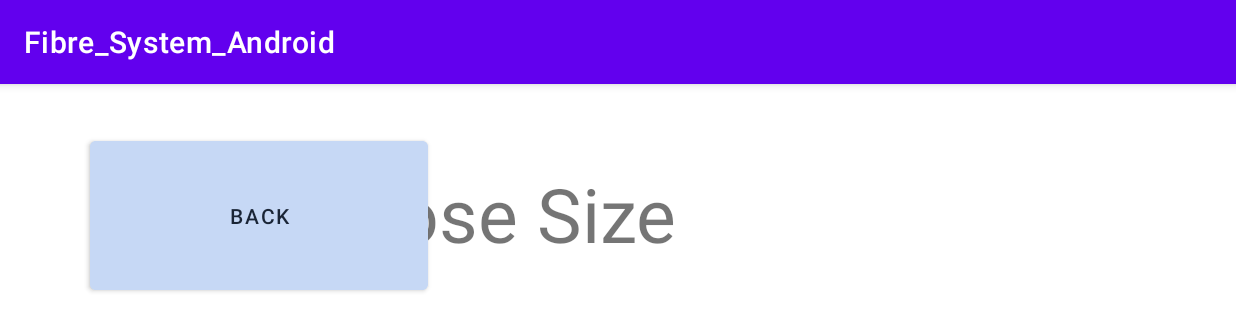
After one commit to dobetterthany/Fibre_System_Android, an Android app: the Choose_Size_Page screen opened directly, with no data from a screen before it, on a phone screen of 824 x 412 dp (held sideways). The commit adds this screen. Shown: the top 331 px of the screen. Run offline under Robolectric (Android 15) with nearby library versions, the phone set to English and light mode, and no system bars.

Commit message:
choose size page created

```diff
--- a/app/src/main/AndroidManifest.xml
+++ b/app/src/main/AndroidManifest.xml
@@ -12,6 +12,14 @@
         android:supportsRtl="true"
         android:theme="@style/Theme.Fibre_System_Android"
         tools:targetApi="31">
+        <activity
+            android:name=".Choose_Size_Page"
+            android:exported="false"
+            android:screenOrientation="landscape">
+            <meta-data
+                android:name="android.app.lib_name"
+                android:value="" />
+        </activity>
         <activity
             android:name=".Choose_Shape_Page"
             android:exported="false"
--- a/app/src/main/java/com/example/fibre_system_android/Choose_Shape_Page.java
+++ b/app/src/main/java/com/example/fibre_system_android/Choose_Shape_Page.java
@@ -2,7 +2,9 @@ package com.example.fibre_system_android;
 
 import androidx.appcompat.app.AppCompatActivity;
 
+import android.content.Intent;
 import android.os.Bundle;
+import android.view.View;
 
 public class Choose_Shape_Page extends AppCompatActivity {
 
@@ -11,4 +13,10 @@ public class Choose_Shape_Page extends AppCompatActivity {
         super.onCreate(savedInstanceState);
         setContentView(R.layout.activity_choose_shape_page);
     }
+
+    public void goChooseSizePage(View v) {
+        //launch a new activity
+        Intent i = new Intent(this, Choose_Size_Page.class);
+        startActivity(i);
+    }
 }
--- /dev/null
+++ b/app/src/main/java/com/example/fibre_system_android/Choose_Size_Page.java
@@ -0,0 +1,14 @@
+package com.example.fibre_system_android;
+
+import androidx.appcompat.app.AppCompatActivity;
+
+import android.os.Bundle;
+
+public class Choose_Size_Page extends AppCompatActivity {
+
+    @Override
+    protected void onCreate(Bundle savedInstanceState) {
+        super.onCreate(savedInstanceState);
+        setContentView(R.layout.activity_choose_size_page);
+    }
+}
--- a/app/src/main/res/layout/activity_choose_shape_page.xml
+++ b/app/src/main/res/layout/activity_choose_shape_page.xml
@@ -42,6 +42,7 @@
         android:layout_marginBottom="41dp"
         android:backgroundTint="#c6d8f5"
         android:gravity="center"
+        android:onClick="goChooseSizePage"
         android:text="Alcove"
         android:textColor="#1a2536"
         app:layout_constraintBottom_toTopOf="@+id/button16"
@@ -57,6 +58,7 @@
         android:layout_marginBottom="38dp"
         android:backgroundTint="#c6d8f5"
         android:gravity="center"
+        android:onClick="goChooseSizePage"
         android:text="Square"
         android:textColor="#1a2536"
         app:layout_constraintBottom_toTopOf="@+id/button16"
@@ -72,6 +74,7 @@
         android:layout_marginBottom="41dp"
         android:backgroundTint="#c6d8f5"
         android:gravity="center"
+        android:onClick="goChooseSizePage"
         android:text="Round"
         android:textColor="#1a2536"
         app:layout_constraintBottom_toTopOf="@+id/button17"
@@ -88,6 +91,7 @@
         android:layout_marginBottom="41dp"
         android:backgroundTint="#c6d8f5"
         android:gravity="center"
+        android:onClick="goChooseSizePage"
         android:text="Angle"
         android:textColor="#1a2536"
         app:layout_constraintBottom_toTopOf="@+id/button17"
--- /dev/null
+++ b/app/src/main/res/layout/activity_choose_size_page.xml
@@ -0,0 +1,35 @@
+<?xml version="1.0" encoding="utf-8"?>
+<androidx.constraintlayout.widget.ConstraintLayout xmlns:android="http://schemas.android.com/apk/res/android"
+    xmlns:app="http://schemas.android.com/apk/res-auto"
+    xmlns:tools="http://schemas.android.com/tools"
+    android:layout_width="match_parent"
+    android:layout_height="match_parent"
+    tools:context=".Choose_Size_Page">
+
+    <TextView
+        android:id="@+id/textView"
+        android:layout_width="936dp"
+        android:layout_height="93dp"
+        android:layout_marginStart="8dp"
+        android:layout_marginTop="40dp"
+        android:layout_marginEnd="44dp"
+        android:gravity="center"
+        android:text="Choose Size"
+        android:textSize="50dp"
+        app:layout_constraintEnd_toEndOf="parent"
+        app:layout_constraintStart_toEndOf="@+id/button9"
+        app:layout_constraintTop_toTopOf="parent" />
+
+    <Button
+        android:id="@+id/button3"
+        android:layout_width="225dp"
+        android:layout_height="111dp"
+        android:layout_marginStart="60dp"
+        android:layout_marginTop="32dp"
+        android:backgroundTint="#c6d8f5"
+        android:text="Back"
+        android:textColor="#1a2536"
+        app:layout_constraintStart_toStartOf="parent"
+        app:layout_constraintTop_toTopOf="parent" />
+
+</androidx.constraintlayout.widget.ConstraintLayout>
```
